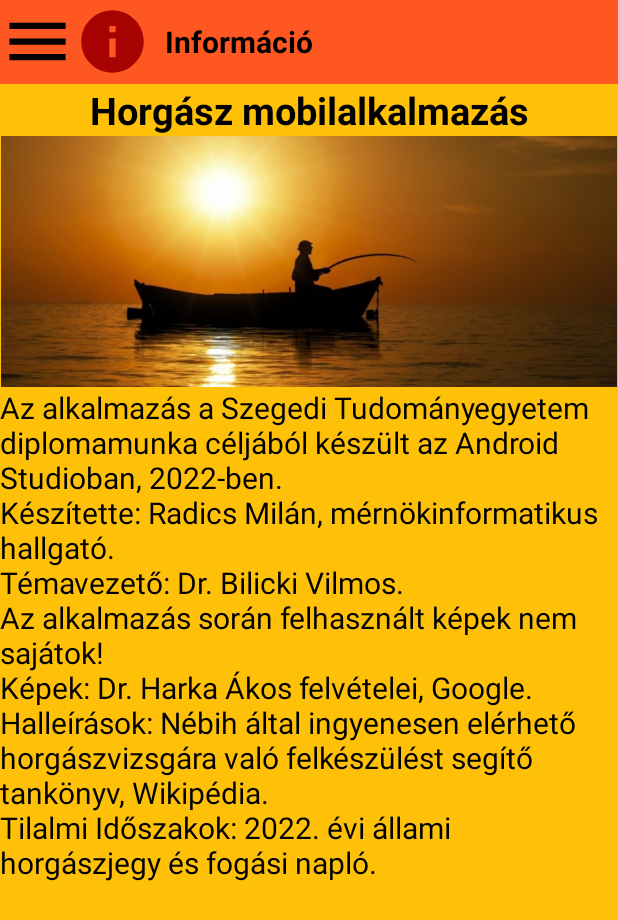
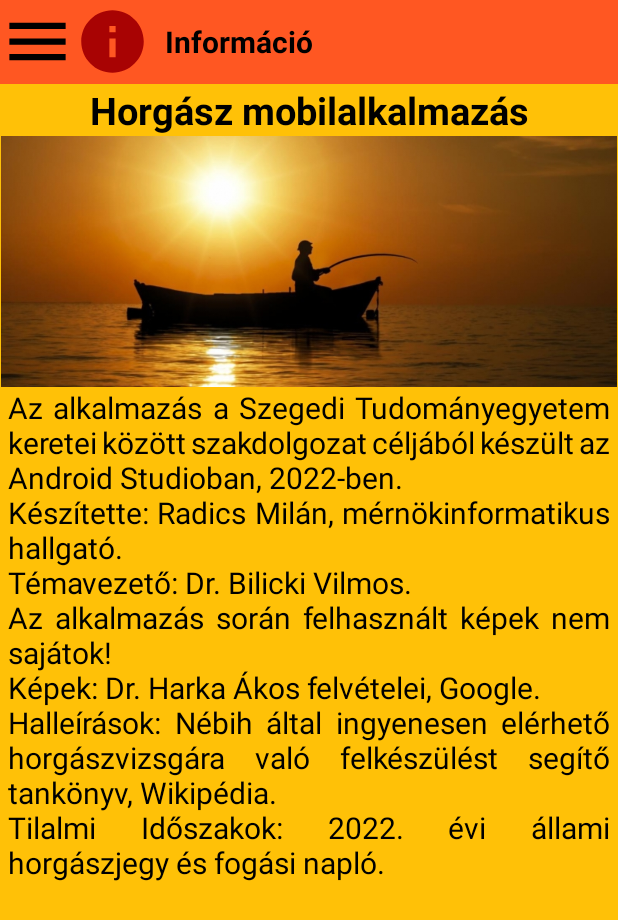
Before and after one commit to radics-milan/Horgasz_mobilAlkalmazas, an Android app: the FragmentInformation screen opened through its navigation route, on a phone screen of 412 x 824 dp. Shown: the top 920 px of the screen. Run offline under Robolectric (Android 15) with nearby library versions, the phone set to English and light mode, and no system bars; our stand-ins replace Firebase (no records; nobody signed in at launch, a user with empty details on screens opened directly), navigation-ui.

Commit message:
Apróbb javítások kinézet és szöveg hibák

```diff
--- a/app/src/main/java/com/example/horgszmobilalkalmazs/FragmentMain.java
+++ b/app/src/main/java/com/example/horgszmobilalkalmazs/FragmentMain.java
@@ -21,6 +21,8 @@ public class FragmentMain extends Fragment {
     private DatabaseFish databaseFish;
     private boolean showCloseSeasonalFish = true;
 
+    private ArrayList<ClassFish> todayCloseSeasonalFishArrayList;
+
     @Override
     public View onCreateView(LayoutInflater inflater, ViewGroup container, Bundle savedInstanceState) {
         view = inflater.inflate(R.layout.fragment_main, container, false);
@@ -31,8 +33,27 @@ public class FragmentMain extends Fragment {
         todayCloseSeasonalFishTextView = view.findViewById(R.id.today_s_close_seasonal_fish_textView);
         todayCloseSeasonalFishTextView.setOnClickListener(o -> changeVisibility());
         databaseFish = new DatabaseFish(getActivity());
+        databaseFish.fillLocalStore();
+        fillTodayCloseSeasonalFishArrayList();
+        return view;
+    }
+
+    private void fillTodayCloseSeasonalFishArrayList() {
+        todayCloseSeasonalFishArrayList = new ArrayList<>();
+        ArrayList<ClassFish> fish = databaseFish.getAllDataFromLocalStore();
+
+        for (ClassFish hal: fish) {
+            if(hal.isCloseSeasonToday()) {
+                todayCloseSeasonalFishArrayList.add(hal);
+            }
+        }
+    }
+
+    @Override
+    public void onResume() {
+        super.onResume();
+        showCloseSeasonalFish = true;
         show();
-        return view;
     }
 
     private void changeVisibility(){
@@ -41,33 +62,30 @@ public class FragmentMain extends Fragment {
     }
 
     private void show() {
-        int counter = 0;
         todayCloseSeasonalFishLinearLayout.removeAllViews();
         if (showCloseSeasonalFish){
-            ArrayList<ClassFish> fish = databaseFish.getAllDataFromLocalStore();
-
-            for (ClassFish hal: fish) {
-                if(hal.isCloseSeasonToday()){
-                    counter++;
+            if (todayCloseSeasonalFishArrayList.size() == 0) {
+                todayCloseSeasonalFishTextView.setText("Ma nincs tilalmi időszakos hal.");
+                todayCloseSeasonalFishTextView.setCompoundDrawablesWithIntrinsicBounds(0, 0, 0, 0);
+            } else {
+                todayCloseSeasonalFishTextView.setText("Mai tilalmi időszakos halak (" + todayCloseSeasonalFishArrayList.size() + " db)");
+                todayCloseSeasonalFishTextView.setCompoundDrawablesWithIntrinsicBounds(0, 0, R.drawable.ic_arrow_drop_up, 0);
+                for (ClassFish fish : todayCloseSeasonalFishArrayList) {
                     TextView fishListItem = new TextView(getActivity());
-                    fishListItem.setText(hal.getName());
+                    fishListItem.setText(fish.getName());
                     fishListItem.setTextSize(TypedValue.COMPLEX_UNIT_SP, 20);
                     fishListItem.setTextColor(getResources().getColor(R.color.black));
                     fishListItem.setTextAlignment(View.TEXT_ALIGNMENT_CENTER);
-                    fishListItem.setOnClickListener(view -> onClickFish(hal.getName()));
+                    fishListItem.setOnClickListener(view -> onClickFish(fish.getName()));
                     todayCloseSeasonalFishLinearLayout.addView(fishListItem);
                 }
             }
-            if (counter == 0) {
-                todayCloseSeasonalFishTextView.setText("Ma nincs tilalmi időszakos hal.");
+        } else {
+            if (todayCloseSeasonalFishArrayList.size() == 0) {
                 todayCloseSeasonalFishTextView.setCompoundDrawablesWithIntrinsicBounds(0, 0, 0, 0);
             } else {
-                todayCloseSeasonalFishTextView.setText("Mai tilalmi időszakos halak (" + counter + " db)");
-                todayCloseSeasonalFishTextView.setCompoundDrawablesWithIntrinsicBounds(0, 0, R.drawable.ic_arrow_drop_up, 0);
+                todayCloseSeasonalFishTextView.setCompoundDrawablesWithIntrinsicBounds(0, 0, R.drawable.ic_arrow_drop_down, 0);
             }
-        } else {
-            todayCloseSeasonalFishLinearLayout.removeAllViews();
-            todayCloseSeasonalFishTextView.setCompoundDrawablesWithIntrinsicBounds(0, 0, R.drawable.ic_arrow_drop_down, 0);
         }
     }
 
--- a/app/src/main/res/layout/fragment_information.xml
+++ b/app/src/main/res/layout/fragment_information.xml
@@ -37,11 +37,14 @@
                 android:contentDescription="@string/kep"/>
 
             <TextView
+                android:layout_marginLeft="5dp"
+                android:layout_marginRight="5dp"
                 android:layout_width="match_parent"
                 android:layout_height="wrap_content"
                 android:textColor="@color/black"
                 android:textSize="20sp"
-                android:text="@string/information_description"/>
+                android:text="@string/information_description"
+                android:justificationMode="inter_word"/>
         </LinearLayout>
     </ScrollView>
 
--- a/app/src/main/res/layout/fragment_main.xml
+++ b/app/src/main/res/layout/fragment_main.xml
@@ -61,7 +61,7 @@
             android:textAlignment="center"
             android:textSize="16sp"
             android:textColor="@color/black"
-            android:text="Készítette: Radics Milán \nEz az alkalmazás diploma munka céljából készült. "/>
+            android:text="Készítette: Radics Milán \nEz az alkalmazás szakdolgozat céljából készült. "/>
     </LinearLayout>
 
     <TextView
--- a/app/src/main/res/values/strings.xml
+++ b/app/src/main/res/values/strings.xml
@@ -61,5 +61,5 @@
     <string name="add_location_text">Add meg a helyszínt!</string>
     <string name="save">Mentés</string>
     <string name="cancel">Mégsem</string>
-    <string name="information_description">Az alkalmazás a Szegedi Tudományegyetem diplomamunka céljából készült az Android Studioban, 2022-ben.\nKészítette: Radics Milán, mérnökinformatikus hallgató.\nTémavezető: Dr. Bilicki Vilmos.\nAz alkalmazás során felhasznált képek nem sajátok!\nKépek: Dr. Harka Ákos felvételei, Google.\nHalleírások: Nébih által ingyenesen elérhető horgászvizsgára való felkészülést segítő tankönyv, Wikipédia.\nTilalmi Időszakok: 2022. évi állami horgászjegy és fogási napló.</string>
+    <string name="information_description">Az alkalmazás a Szegedi Tudományegyetem keretei között szakdolgozat céljából készült az Android Studioban, 2022-ben.\nKészítette: Radics Milán, mérnökinformatikus hallgató.\nTémavezető: Dr. Bilicki Vilmos.\nAz alkalmazás során felhasznált képek nem sajátok!\nKépek: Dr. Harka Ákos felvételei, Google.\nHalleírások: Nébih által ingyenesen elérhető horgászvizsgára való felkészülést segítő tankönyv, Wikipédia.\nTilalmi Időszakok: 2022. évi állami horgászjegy és fogási napló.</string>
 </resources>
```
